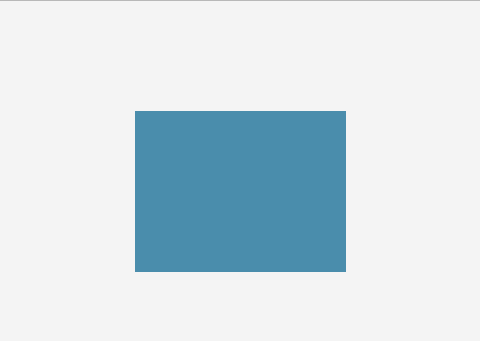
Above: ui_files/main_window.ui from Xukay101/cvmaker-in-pyside6 before the change; both pictures show x 336 to 816 and y 0 to 341 of the 900 by 700 pixel window. Below: the same form after it.
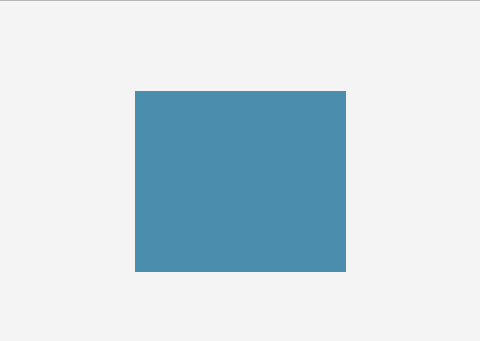
That is the form after the change. The open tabs and pages were chosen to show the change. Icons and pictures are not drawn.

What changed in the file:
```diff
--- a/ui_files/main_window.ui
+++ b/ui_files/main_window.ui
@@ -346,9 +346,9 @@
             <property name="geometry">
              <rect>
               <x>140</x>
-              <y>60</y>
+              <y>40</y>
               <width>211</width>
-              <height>161</height>
+              <height>181</height>
              </rect>
             </property>
             <property name="styleSheet">
@@ -366,7 +366,7 @@
                <x>0</x>
                <y>0</y>
                <width>211</width>
-               <height>161</height>
+               <height>181</height>
               </rect>
              </property>
              <property name="styleSheet">
@@ -376,6 +376,22 @@
               <string/>
              </property>
             </widget>
+            <widget class="QLabel" name="label_36">
+             <property name="enabled">
+              <bool>true</bool>
+             </property>
+             <property name="geometry">
+              <rect>
+               <x>-3</x>
+               <y>-3</y>
+               <width>221</width>
+               <height>191</height>
+              </rect>
+             </property>
+             <property name="text">
+              <string/>
+             </property>
+            </widget>
            </widget>
           </widget>
           <widget class="QFrame" name="frame_21">
```
Left out of the diff: 2 changed lines with no effect on the pictures.
